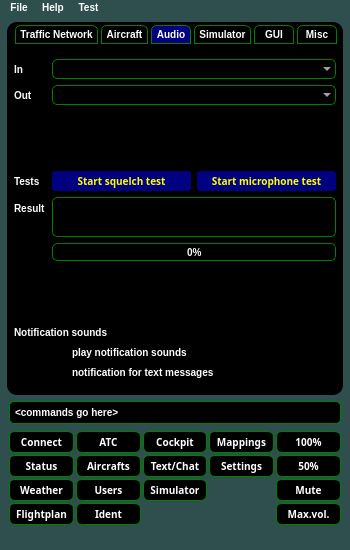
Above: samples/blackgui/mainwindow.ui from swift-project/pilotclient before the change. Below: the same form after it.
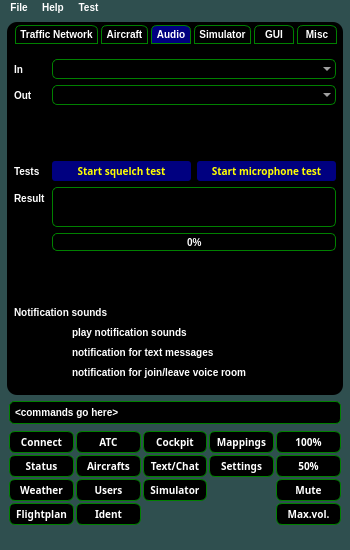
That is the form after the change. The open tabs and pages were chosen to show the change. Icons and pictures are not drawn. Custom widgets are drawn as their Qt base class.

Commit message: Fixed bugs for ATC bookings, those can be read even if network is not connected

Diff of the .ui file:
```diff
--- a/samples/blackgui/mainwindow.ui
+++ b/samples/blackgui/mainwindow.ui
@@ -1355,6 +1355,13 @@
                    </property>
                   </widget>
                  </item>
+                 <item row="10" column="1">
+                  <widget class="QCheckBox" name="cb_SettingsAudioNotificationVoiceRoom">
+                   <property name="text">
+                    <string>notification for join/leave voice room</string>
+                   </property>
+                  </widget>
+                 </item>
                 </layout>
                </item>
               </layout>
```
Left out of the diff: 8 changed lines with no effect on the pictures. The commit also changes 2 other files.
